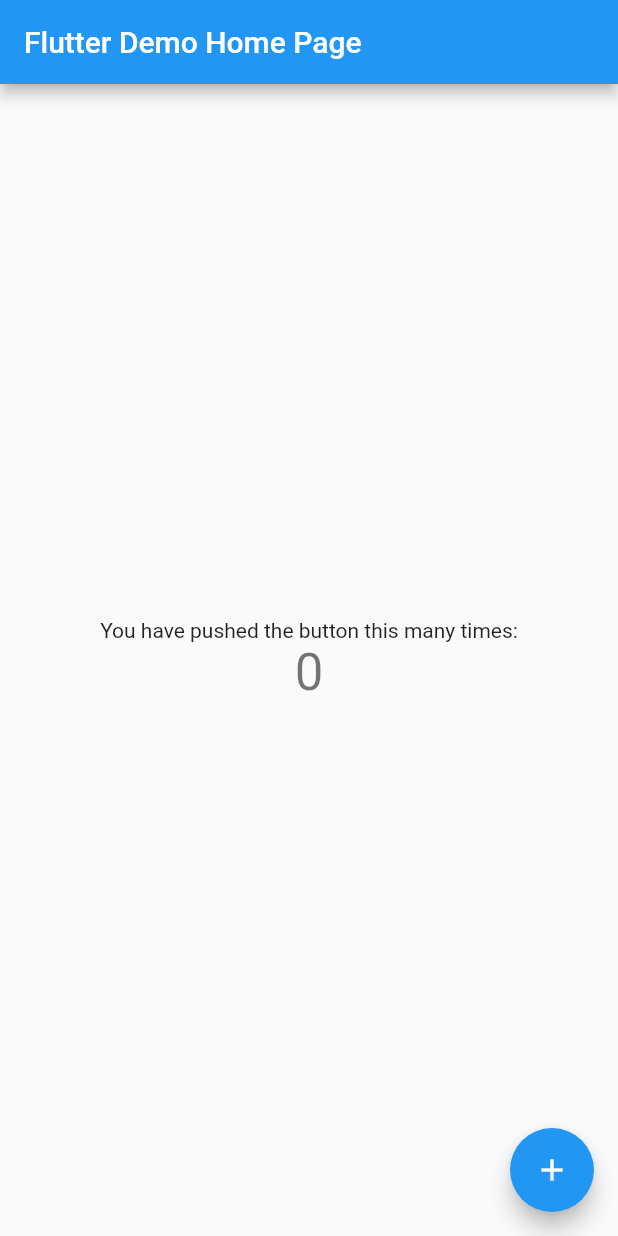
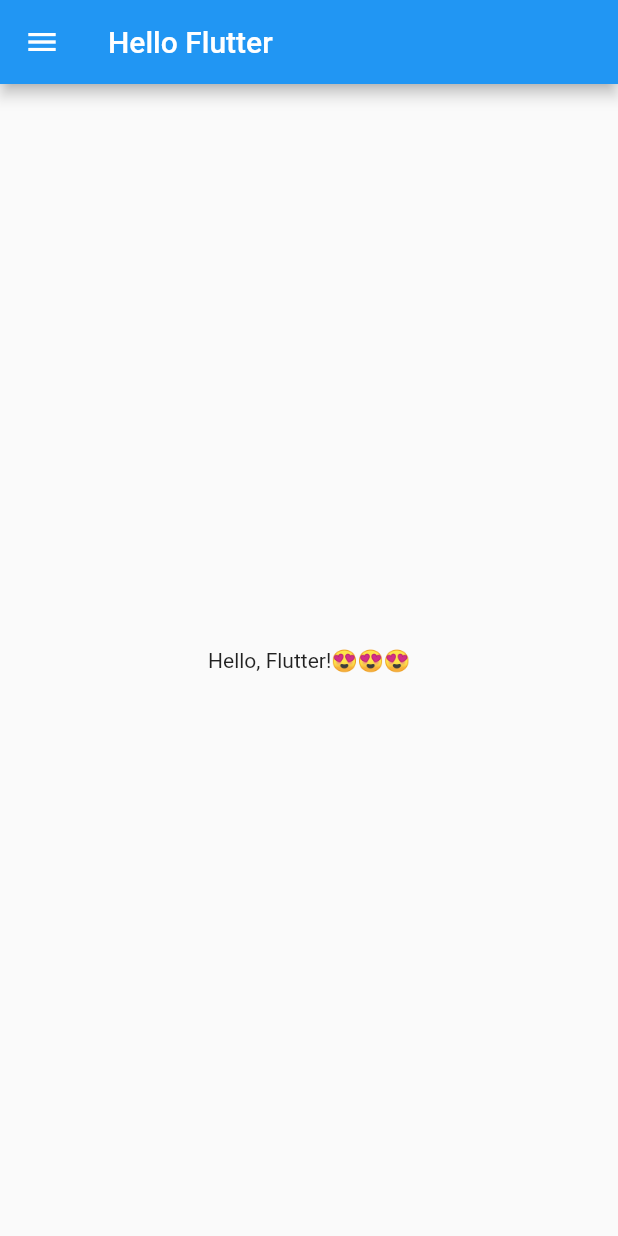
Before and after one commit to KouChengjian/acg12-flutter, a Flutter app: the screen it shows after launch, on a phone screen of 412 x 824 dp. Run offline on Flutter 3.47's test engine with Material 2 defaults, Android fonts, the phone set to English and light mode, and no system bars.

Commit message:
feat:添加侧滑布局

```diff
--- a/lib/main.dart
+++ b/lib/main.dart
@@ -1,3 +1,4 @@
+import 'package:acg12/view/main/Index.dart';
 import 'package:flutter/material.dart';
 
 void main() => runApp(MyApp());
@@ -20,7 +21,8 @@ class MyApp extends StatelessWidget {
         // is not restarted.
         primarySwatch: Colors.blue,
       ),
-      home: MyHomePage(title: 'Flutter Demo Home Page'),
+//      home: MyHomePage(title: 'Flutter Demo Home Page'),
+      home: Index(),
     );
   }
 }
--- /dev/null
+++ b/lib/view/main/Index.dart
@@ -0,0 +1,64 @@
+import 'package:acg12/view/setting/SettingsPage.dart';
+import 'package:flutter/cupertino.dart';
+import 'package:flutter/material.dart';
+
+class Index extends StatefulWidget {
+
+  @override
+  State<StatefulWidget> createState() {
+    return new IndexState();
+  }
+
+}
+
+class IndexState extends State<Index> {
+  @override
+  Widget build(BuildContext context) {
+    return new Scaffold(
+      appBar: new AppBar(
+        title: new Text('Hello Flutter'),
+      ),
+      drawer: new Drawer(//New added
+//        child: new Text('I m a drawer'),//New added
+        child: new ListView(
+          children: <Widget>[
+            new UserAccountsDrawerHeader(
+              accountName: Text("小薇识花"),
+              accountEmail: Text("flutter@gmail.com"),
+              currentAccountPicture: new GestureDetector(
+                child: new CircleAvatar(
+                  backgroundImage: new ExactAssetImage("images/Head0.png"),
+                ),
+              ),
+              decoration: new BoxDecoration(
+                image: new DecorationImage(
+                  fit: BoxFit.fill,
+                  image: new ExactAssetImage("images/mm.jpg"),),),
+            ),
+            new ListTile(
+              title: new Text("识花"),
+              trailing: new Icon(Icons.local_florist),
+            ),
+            new ListTile(
+              title: new Text("搜索"),
+              trailing: new Icon(Icons.search),
+            ),
+            new Divider(),
+            new ListTile(
+              title: new Text("设置"),
+              trailing: new Icon(Icons.settings),
+              onTap: (){
+                Navigator.of(context).pop();
+                Navigator.of(context).push(new MaterialPageRoute(builder: (BuildContext context) => new SettingsPage()));
+              },
+            ),
+          ],
+        ),
+      ),//New added
+      body: new Center(
+        child: new Text('Hello, Flutter!😍😍😍'),
+      ),
+    );
+  }
+
+}
--- /dev/null
+++ b/lib/view/setting/SettingsPage.dart
@@ -0,0 +1,23 @@
+
+
+import 'package:flutter/cupertino.dart';
+
+class SettingsPage extends StatefulWidget {
+
+  @override
+  State<StatefulWidget> createState() {
+    return new SettingsState();
+  }
+
+}
+
+
+class SettingsState extends State<SettingsPage> {
+
+  @override
+  Widget build(BuildContext context) {
+    // TODO: implement build
+    return null;
+  }
+
+}
```
Also changed, not shown: lib/view/xx.dart (added).
